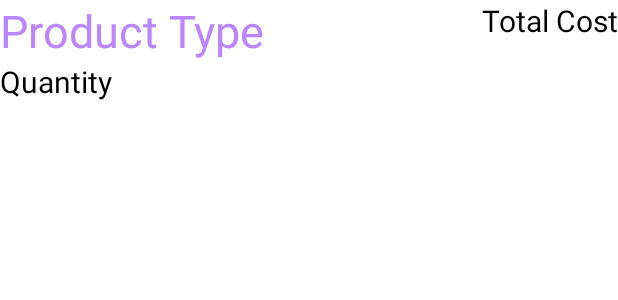
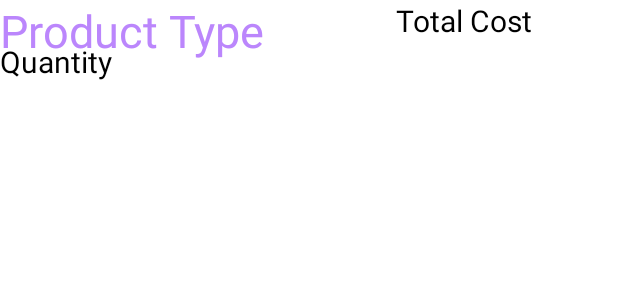
Before and after one commit to Dwrulesalot/Cash-Register-Application, an Android app: the layout history_item_layout.xml on its own in the app's theme, with its tools: preview values and no code run, on a phone screen of 412 x 824 dp. Shown: the top 300 px of the screen. Run offline under Robolectric (Android 15) with nearby library versions, the phone set to English and light mode, and no system bars.

Commit message:
History Recycler Adapter complete

```diff
--- a/app/src/main/java/com/example/cashregisterapplication/HistoryManager.java
+++ b/app/src/main/java/com/example/cashregisterapplication/HistoryManager.java
@@ -4,9 +4,11 @@ import java.util.ArrayList;
 
 public class HistoryManager {
 
-    ArrayList<History> purchaseHistory = new ArrayList<>();;
+    ArrayList<History> purchaseHistory;
 
-
+    public HistoryManager() {
+        purchaseHistory = new ArrayList<>();
+    }
 
     public void addHistory(History h){
         purchaseHistory.add(h);
--- a/app/src/main/java/com/example/cashregisterapplication/ManagerPanelActivity.java
+++ b/app/src/main/java/com/example/cashregisterapplication/ManagerPanelActivity.java
@@ -27,9 +27,11 @@ public class ManagerPanelActivity extends AppCompatActivity {
                 //where do I grab the adapters from?
                 //adapter.notifyDataSetChanged();
 
-
             }
         });
+
+
+
         restockBtn = findViewById(R.id.restockButton);
         restockBtn.setOnClickListener(new View.OnClickListener() {
             @Override
--- a/app/src/main/res/layout/activity_history.xml
+++ b/app/src/main/res/layout/activity_history.xml
@@ -6,7 +6,6 @@
     android:layout_height="match_parent"
     tools:context=".HistoryActivity">
 
-    <!-- todo scrollable ListView with a new history array made by adapter like previously -->
 
     <androidx.recyclerview.widget.RecyclerView
         android:id="@+id/historyRecyclerView"
@@ -15,6 +14,7 @@
 
         app:layout_constraintBottom_toBottomOf="parent"
         app:layout_constraintEnd_toEndOf="parent"
-        app:layout_constraintStart_toStartOf="parent" />
+        app:layout_constraintStart_toStartOf="parent"
+        app:layout_constraintTop_toTopOf="parent" />
 
 </androidx.constraintlayout.widget.ConstraintLayout>
--- a/app/src/main/res/layout/history_item_layout.xml
+++ b/app/src/main/res/layout/history_item_layout.xml
@@ -1,54 +1,64 @@
 <?xml version="1.0" encoding="utf-8"?>
-<LinearLayout
+<androidx.constraintlayout.widget.ConstraintLayout xmlns:android="http://schemas.android.com/apk/res/android"
     android:layout_width="match_parent"
     android:layout_height="wrap_content"
+    xmlns:tools="http://schemas.android.com/tools"
     xmlns:app="http://schemas.android.com/apk/res-auto"
-    xmlns:android="http://schemas.android.com/apk/res/android"
-    android:weightSum="3"
-    >
+    tools:context=".HistoryActivity">
 
-    <LinearLayout
-        android:layout_weight="3"
+    <TextView
+        android:id="@+id/historyProductName"
         android:layout_width="match_parent"
         android:layout_height="wrap_content"
+        android:textColor="@color/purple_200"
+        android:textSize="30sp"
+        android:text="Product Type"
+
+        app:layout_constraintEnd_toEndOf="@id/guideline1"
+        app:layout_constraintStart_toStartOf="parent"
+        app:layout_constraintTop_toTopOf="parent"></TextView>
+
+    <androidx.constraintlayout.widget.Guideline
+        android:id="@+id/guideline1"
+        android:layout_width="wrap_content"
+        android:layout_height="wrap_content"
+
         android:orientation="vertical"
+        app:layout_constraintGuide_percent=".5"
+        />
 
-
-        >
-
-        <TextView
-            android:id="@+id/historyProductName"
-            android:layout_width="wrap_content"
-            android:layout_height="wrap_content"
-            android:text="Product Type"
-            android:textColor="@color/purple_200"
-            android:textSize="30sp"
-
-            ></TextView>
-
-
-        <TextView
-            android:id="@+id/historyQuantity"
-            android:layout_width="wrap_content"
-            android:layout_height="wrap_content"
-            android:text="Quantity"
-            android:textColor="@color/black"
-
-            android:textSize="20sp"
-
-            ></TextView>
-
-
-    </LinearLayout>
     <TextView
         android:id="@+id/historyTotalCost"
         android:layout_width="wrap_content"
-        android:layout_height="match_parent"
+        android:layout_height="wrap_content"
         android:textColor="@color/black"
         android:textSize="20sp"
         android:text="Total Cost"
 
-        app:layout_constraintRight_toRightOf="parent"
+        app:layout_constraintBottom_toTopOf="@id/guideline2"
+        app:layout_constraintEnd_toEndOf="parent"
+        app:layout_constraintStart_toStartOf="@id/guideline1"
+        app:layout_constraintTop_toTopOf="parent" ></TextView>
 
+    <androidx.constraintlayout.widget.Guideline
+        android:id="@+id/guideline2"
+        android:layout_width="wrap_content"
+        android:layout_height="wrap_content"
+
+        android:orientation="horizontal"
+        app:layout_constraintGuide_percent=".5"
+        />
+
+    <TextView
+        android:id="@+id/historyQuantity"
+        android:layout_width="match_parent"
+        android:layout_height="wrap_content"
+        android:textColor="@color/black"
+        android:textSize="20sp"
+
+        android:text="Quantity"
+        app:layout_constraintBottom_toBottomOf="parent"
         ></TextView>
-</LinearLayout>
+
+
+</androidx.constraintlayout.widget.ConstraintLayout>
```
Also changed, not shown: app/src/main/java/com/example/cashregisterapplication/HistoryActivity.java (+35 -12 lines), app/src/main/java/com/example/cashregisterapplication/HistoryRecyclerAdapter.java (added, +72 -0 lines), app/src/main/java/com/example/cashregisterapplication/MainActivity.java (+17 -11 lines), app/src/main/java/com/example/cashregisterapplication/MyApp.java (+17 -5 lines), app/src/main/java/com/example/cashregisterapplication/StockAdapter.java (+0 -14 lines), app/src/main/res/layout/activity_purchase_details.xml (+43 -0 lines).
